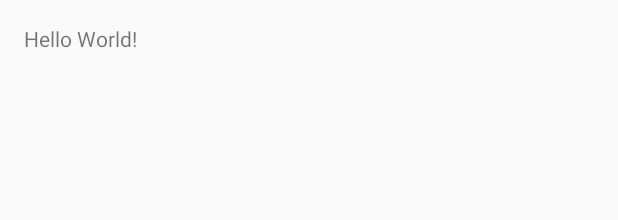
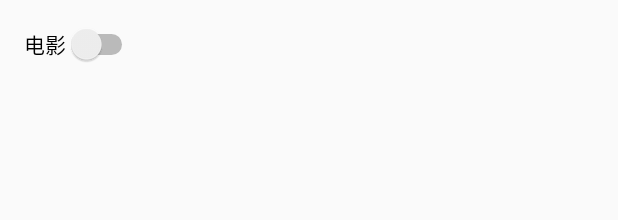
Before and after one commit to justshow/timenet, an Android app: the layout activity_splash.xml on its own in the app's theme, with its tools: preview values and no code run, on a phone screen of 412 x 824 dp. Shown: the top 220 px of the screen. Run offline under Robolectric (Android 15) with nearby library versions, the phone set to English and light mode, and no system bars.

Commit message:
建立项目

```diff
--- a/TimeNet/app/src/main/java/com/timenet/timenet/SplashActivity.java
+++ b/TimeNet/app/src/main/java/com/timenet/timenet/SplashActivity.java
@@ -2,9 +2,10 @@ package com.timenet.timenet;
 
 import android.app.Activity;
 import android.os.Bundle;
+import android.widget.Switch;
 
 public class SplashActivity extends Activity {
-
+    private Switch tb_button;
     @Override
     protected void onCreate(Bundle savedInstanceState) {
         super.onCreate(savedInstanceState);
@@ -14,7 +15,7 @@ public class SplashActivity extends Activity {
     }
 
     private void initView() {
-
+        tb_button = (Switch)findViewById(R.id.tb_button);
 
     }
 }
--- a/TimeNet/app/src/main/res/layout/activity_splash.xml
+++ b/TimeNet/app/src/main/res/layout/activity_splash.xml
@@ -9,8 +9,10 @@
     android:paddingTop="@dimen/activity_vertical_margin"
     tools:context="com.timenet.timenet.SplashActivity">
 
-    <TextView
+    <Switch
+        android:id="@+id/tb_button"
         android:layout_width="wrap_content"
         android:layout_height="wrap_content"
-        android:text="Hello World!" />
+        android:text="电影"
+         />
 </RelativeLayout>
```
